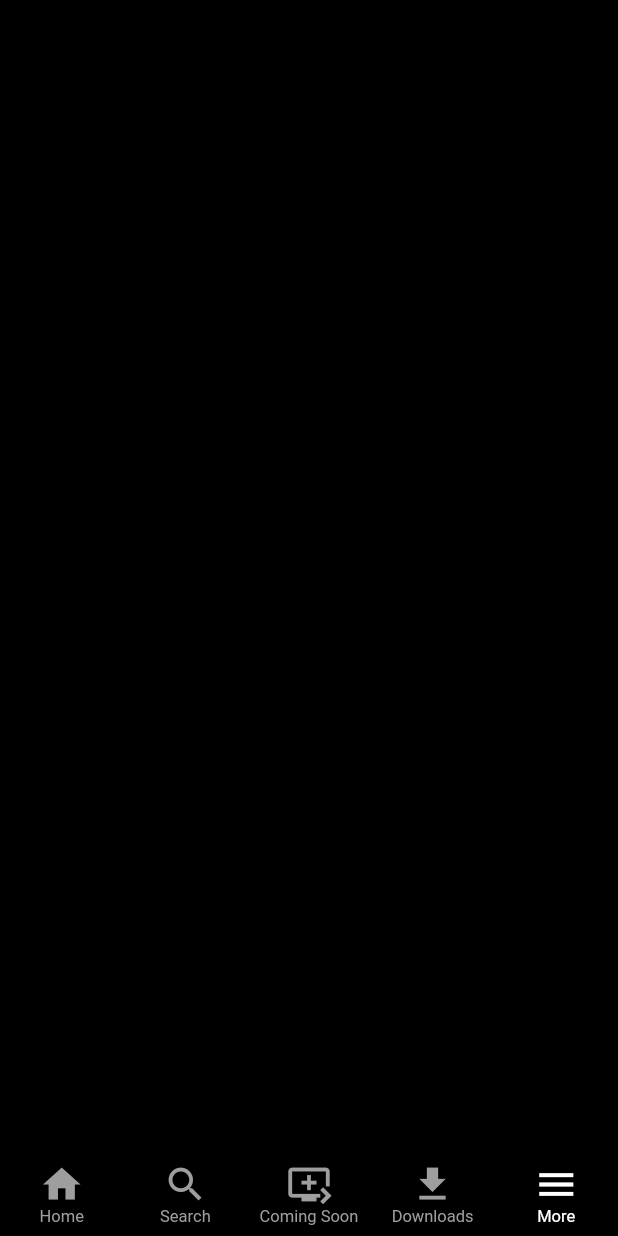
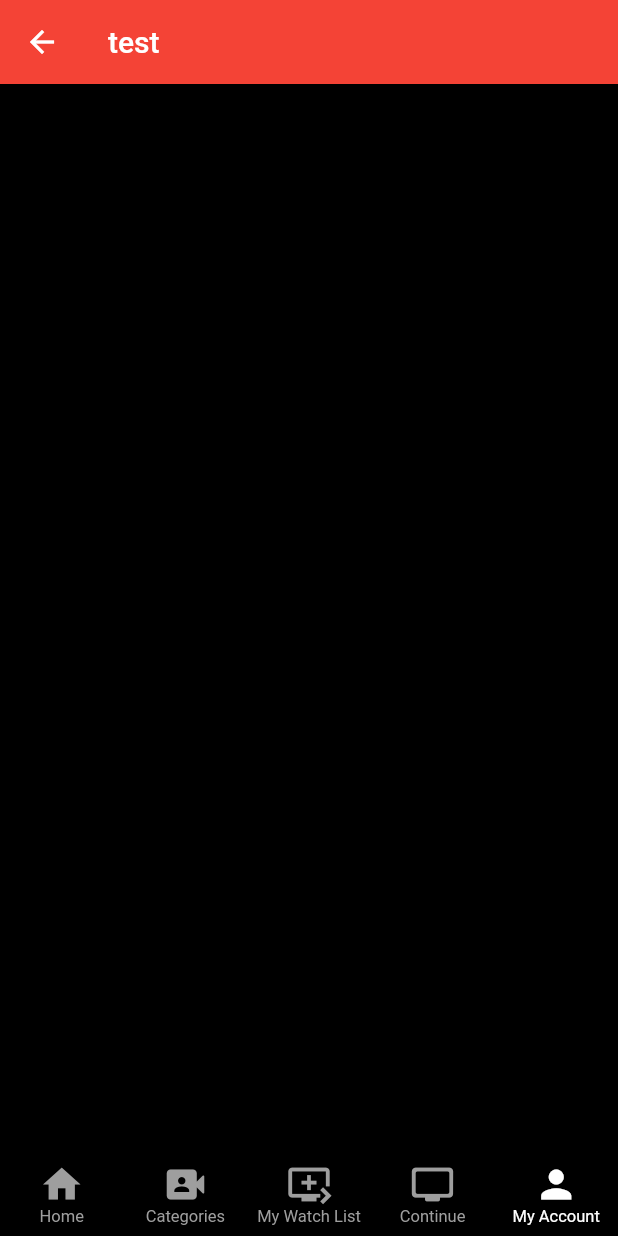
Before and after one commit to jonasreycian/video-on-demand-drm, a Flutter app: the NavScreen screen opened by its route, item 5 of the bottom bar chosen, on a phone screen of 412 x 824 dp. Run offline on Flutter 3.47's test engine with Material 2 defaults, Android fonts, the phone set to English and light mode, and no system bars; our stand-ins replace bloc, country_code_picker, flutter_bloc, flutter_staggered_animations, pin_input_text_field, video_player.

Commit message:
[added] my account screen

```diff
--- /dev/null
+++ b/lib/screens/my_account_screen.dart
@@ -0,0 +1,16 @@
+import 'package:flutter/material.dart';
+
+class MyAccountScreen extends StatelessWidget {
+  const MyAccountScreen({
+    Key? key,
+  }) : super(key: key);
+
+  @override
+  Widget build(BuildContext context) {
+    return Scaffold(
+      appBar: AppBar(
+        title: Text('test'),
+      ),
+    );
+  }
+}
--- a/lib/screens/nav_screen.dart
+++ b/lib/screens/nav_screen.dart
@@ -1,3 +1,4 @@
+import 'package:aq_prime/screens/my_account_screen.dart';
 import 'package:flutter/material.dart';
 import 'package:flutter_bloc/flutter_bloc.dart';
 import 'package:aq_prime/cubits/cubits.dart';
@@ -16,15 +17,15 @@ class _NavScreenState extends State<NavScreen> {
     Scaffold(),
     Scaffold(),
     Scaffold(),
-    Scaffold(),
+    MyAccountScreen(),
   ];
 
   final Map<String, IconData> _icons = const {
     'Home': Icons.home,
-    'Search': Icons.search,
-    'Coming Soon': Icons.queue_play_next,
-    'Downloads': Icons.file_download,
-    'More': Icons.menu,
+    'Categories': Icons.video_camera_front_rounded,
+    'My Watch List': Icons.queue_play_next,
+    'Continue': Icons.tv_rounded,
+    'My Account': Icons.person,
   };
 
   int _currentIndex = 0;
```
